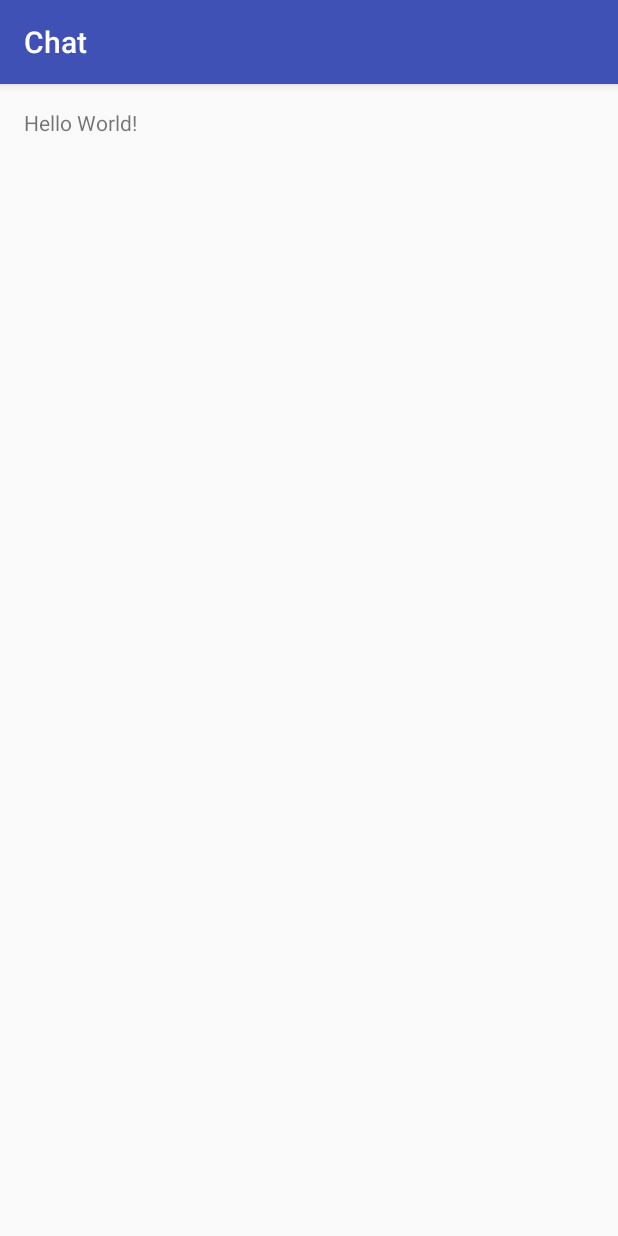
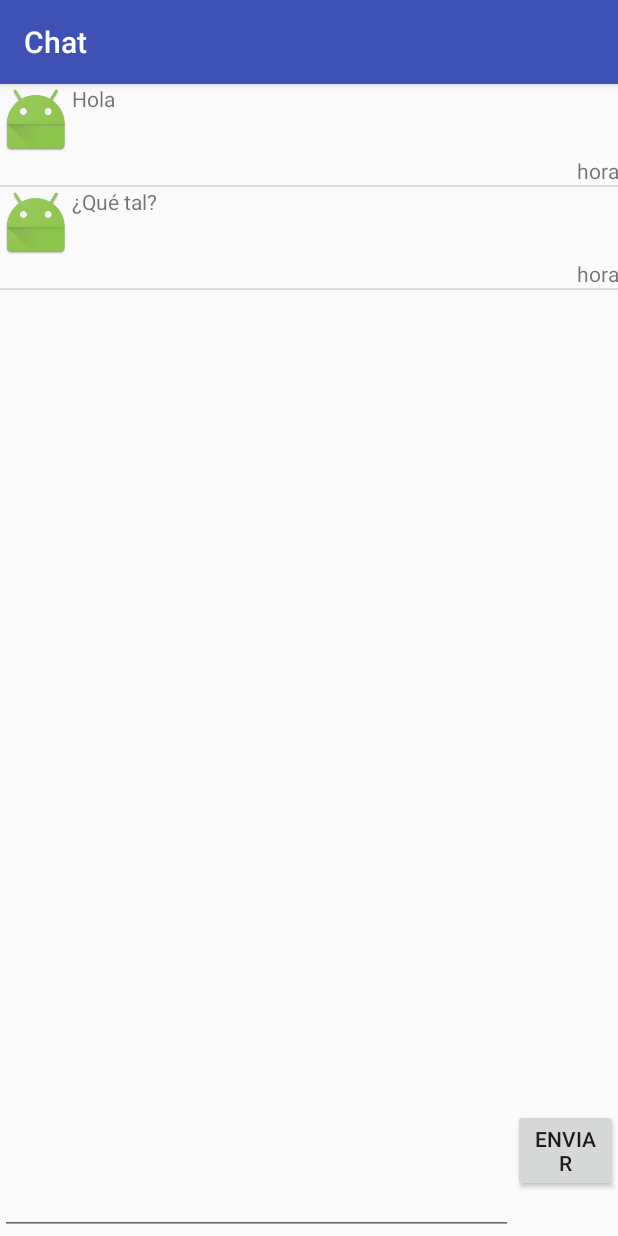
Before and after one commit to cdiaz021/chat, an Android app: the screen it shows after launch (MainActivity before the commit, ChatActivity after it), on a phone screen of 412 x 824 dp. Run offline under Robolectric (Android 15) with nearby library versions, the phone set to English and light mode, and no system bars.

Commit message:
Created chatActivity and adapter

```diff
--- a/app/src/main/AndroidManifest.xml
+++ b/app/src/main/AndroidManifest.xml
@@ -8,7 +8,7 @@
         android:label="@string/app_name"
         android:supportsRtl="true"
         android:theme="@style/AppTheme">
-        <activity android:name=".MainActivity">
+        <activity android:name=".ChatActivity">
             <intent-filter>
                 <action android:name="android.intent.action.MAIN" />
 
--- /dev/null
+++ b/app/src/main/java/team/sngular/chat/ChatActivity.java
@@ -0,0 +1,60 @@
+package team.sngular.chat;
+
+import android.os.Bundle;
+import android.support.annotation.Nullable;
+import android.support.v7.app.AppCompatActivity;
+import android.view.View;
+import android.widget.Button;
+import android.widget.EditText;
+import android.widget.ListView;
+
+import java.util.ArrayList;
+import java.util.List;
+
+/**
+ * Created by cdiazmo on 18/1/17.
+ */
+
+public class ChatActivity extends AppCompatActivity {
+
+    private Button sendButton;
+    private ListView listView;
+    private EditText editText;
+    private ChatAdapter chatAdapter;
+    private List<String> messagesArray;
+
+    @Override
+    protected void onCreate(@Nullable Bundle savedInstanceState) {
+        super.onCreate(savedInstanceState);
+        setContentView(R.layout.chat_layout);
+        linkViews();
+        loadViews();
+        setListeners();
+    }
+
+    private void linkViews(){
+        editText = (EditText) findViewById(R.id.editText);
+        sendButton = (Button) findViewById(R.id.sendButton);
+        listView = (ListView) findViewById(R.id.listView);
+    }
+
+    private void loadViews(){
+        messagesArray = new ArrayList<String>();
+        messagesArray.add("Hola");
+        messagesArray.add("¿Qué tal?");
+        chatAdapter = new ChatAdapter(this, messagesArray);
+        listView.setAdapter(chatAdapter);
+    }
+
+    private void setListeners(){
+        sendButton.setOnClickListener(new View.OnClickListener() {
+            @Override
+            public void onClick(View view) {
+                messagesArray.add(editText.getText().toString());
+                chatAdapter.notifyDataSetChanged();
+                editText.setText("");
+            }
+        });
+
+    }
+}
--- /dev/null
+++ b/app/src/main/java/team/sngular/chat/ChatAdapter.java
@@ -0,0 +1,54 @@
+package team.sngular.chat;
+
+import android.app.Activity;
+import android.content.Context;
+import android.view.LayoutInflater;
+import android.view.View;
+import android.view.ViewGroup;
+import android.widget.ArrayAdapter;
+import android.widget.ImageView;
+import android.widget.TextView;
+
+import java.util.List;
+
+/**
+ * Created by cdiazmo on 18/1/17.
+ */
+
+public class ChatAdapter extends ArrayAdapter<String> {
+
+    private Context context;
+    private List<String> messages;
+
+    public ChatAdapter(Context context, List<String> objects) {
+        super(context, 0, objects);
+        this.context = context;
+        this.messages = objects;
+    }
+
+    @Override
+    public int getCount() {
+        return messages.size();
+    }
+
+    @Override
+    public View getView(int position, View convertView, ViewGroup parent) {
+
+        String message = messages.get(position);
+        LayoutInflater inflater = (LayoutInflater) context.getSystemService(Activity.LAYOUT_INFLATER_SERVICE);
+        View v = inflater.inflate(R.layout.item_left_chat, parent, false);
+        ChatViewHolder holder = new ChatViewHolder();
+        holder.messageTextView = (TextView) v.findViewById(R.id.messageTextView);
+        holder.hourTextView = (TextView) v.findViewById(R.id.hourTextView);
+        //TextView nameTextView = (TextView) view.findViewById(R.id.nameTextView);
+        holder.image = (ImageView) v.findViewById(R.id.imageView);
+        holder.messageTextView.setText(message);
+        return v;
+    }
+    public class ChatViewHolder {
+        TextView messageTextView;
+        TextView hourTextView;
+        //TextView nameTextView;
+        ImageView image;
+    }
+}
--- a/app/src/main/res/layout/chat_layout.xml
+++ b/app/src/main/res/layout/chat_layout.xml
@@ -2,37 +2,36 @@
 <LinearLayout xmlns:android="http://schemas.android.com/apk/res/android"
     android:layout_width="match_parent"
     android:layout_height="match_parent"
-    android:weightSum="1"
-    android:orientation="vertical">
+    android:orientation="vertical"
+    android:weightSum="1">
 
 
     <ListView
-        android:layout_weight="0.9"
+        android:id="@+id/listView"
         android:layout_width="match_parent"
-        android:background="@color/colorAccent"
-        android:layout_height="wrap_content" />
+        android:layout_height="wrap_content"
+        android:layout_weight="0.9" />
 
     <LinearLayout
-        android:layout_weight="0.1"
-        android:weightSum="1"
-        android:gravity="center"
         android:layout_width="match_parent"
         android:layout_height="wrap_content"
-        android:orientation="horizontal">
+        android:layout_weight="0.1"
+        android:gravity="center"
+        android:orientation="horizontal"
+        android:weightSum="1">
 
         <EditText
-            android:background="@color/colorPrimary"
-
-            android:layout_weight="0.8"
+            android:id="@+id/editText"
             android:layout_width="match_parent"
-            android:layout_height="match_parent" />
+            android:layout_height="match_parent"
+            android:layout_weight="0.8" />
 
         <Button
-            android:background="@color/colorPrimaryDark"
+            android:id="@+id/sendButton"
 
-            android:layout_weight="0.2"
             android:layout_width="wrap_content"
             android:layout_height="wrap_content"
+            android:layout_weight="0.2"
             android:text="@string/send" />
     </LinearLayout>
 
--- /dev/null
+++ b/app/src/main/res/layout/item_left_chat.xml
@@ -0,0 +1,31 @@
+<?xml version="1.0" encoding="utf-8"?>
+<LinearLayout xmlns:android="http://schemas.android.com/apk/res/android"
+    android:layout_width="match_parent"
+    android:layout_height="match_parent"
+    android:orientation="vertical">
+
+    <LinearLayout
+        android:layout_width="match_parent"
+        android:layout_height="wrap_content">
+
+        <ImageView
+            android:id="@+id/imageView"
+            android:layout_width="wrap_content"
+            android:layout_height="wrap_content"
+            android:src="@mipmap/ic_launcher" />
+
+        <TextView
+            android:id="@+id/messageTextView"
+            android:layout_width="match_parent"
+            android:layout_height="wrap_content"
+            android:text="texto" />
+
+    </LinearLayout>
+
+    <TextView
+        android:id="@+id/hourTextView"
+        android:layout_width="match_parent"
+        android:layout_height="wrap_content"
+        android:gravity="right"
+        android:text="hora" />
+</LinearLayout>
```
Also changed, not shown: app/src/main/java/team/sngular/chat/ChatViewHolder.java (added, +16 -0 lines), app/src/main/res/layout/item_right_chat.xml (added, +25 -0 lines).
